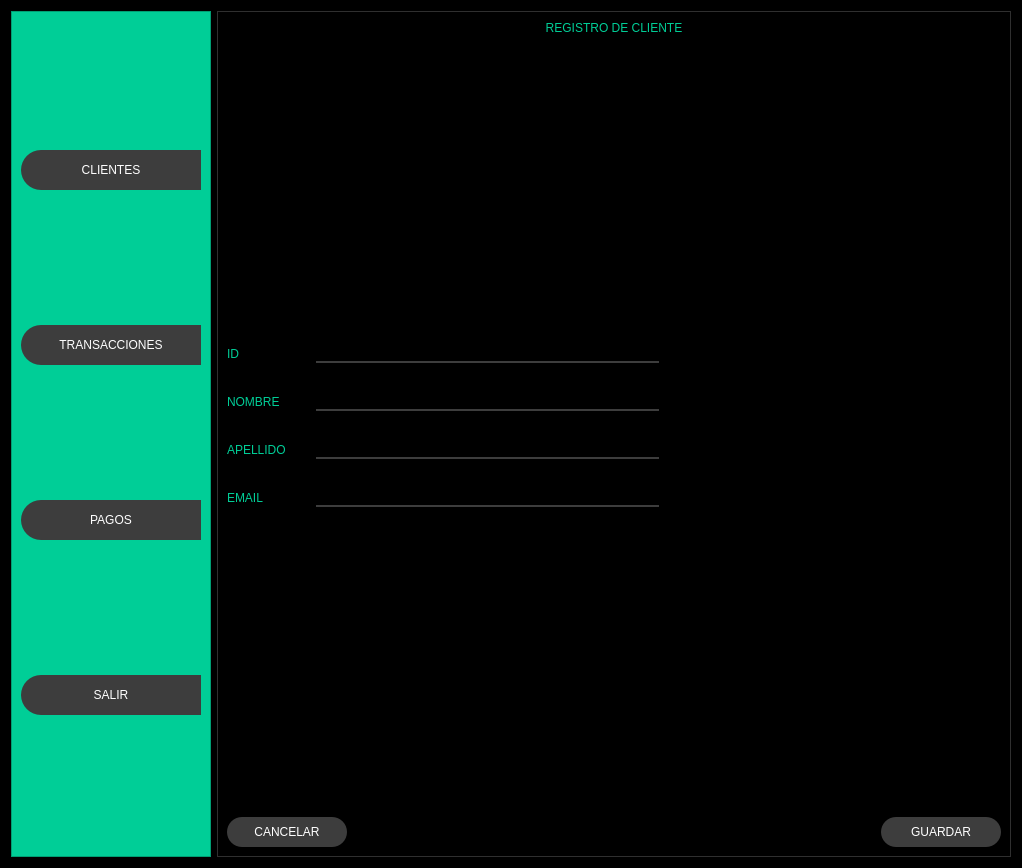
MartinFernandezSantia/AplicacionPyThonPyQT6, file Front/Proyecto_Inmobiliaria.ui: the form before one commit.
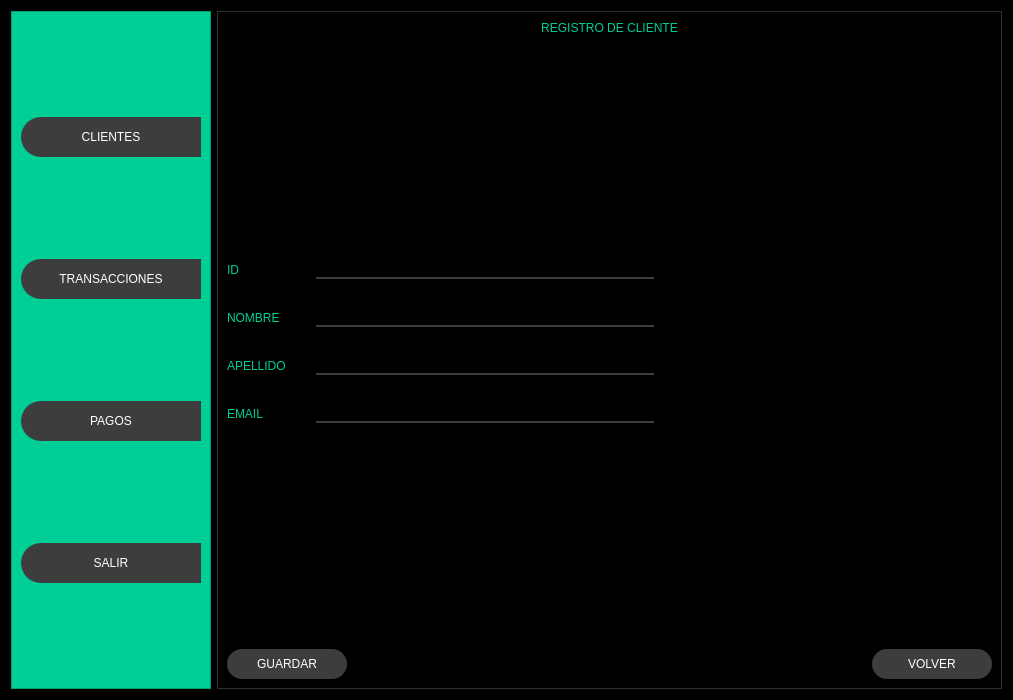
The form after the commit. The open tabs and pages were chosen to show the change. Icons and pictures are not drawn.

Commit message: Se agrego iconos y Line Edit con sombra

What changed in the file:
```diff
--- a/Front/Proyecto_Inmobiliaria.ui
+++ b/Front/Proyecto_Inmobiliaria.ui
@@ -6,14 +6,14 @@
    <rect>
     <x>0</x>
     <y>0</y>
-    <width>1022</width>
-    <height>868</height>
+    <width>1013</width>
+    <height>700</height>
    </rect>
   </property>
   <property name="minimumSize">
    <size>
     <width>900</width>
-    <height>868</height>
+    <height>700</height>
    </size>
   </property>
   <property name="sizeIncrement">
@@ -254,6 +254,12 @@
     font: 77 10pt &quot;Arial Black&quot;;
 }
 
+QPushButton:hover {
+    background-color: white;
+    color: rgb(0, 0, 0);
+    font: 77 10pt &quot;Arial Black&quot;;
+}
+
 QTableWidget {
     background-color: rgb(255, 255, 255);
     color: rgb(0, 0, 0);
@@ -298,6 +304,15 @@
              </property>
              <item>
               <widget class="QStackedWidget" name="stackedWidget">
+               <property name="enabled">
+                <bool>true</bool>
+               </property>
+               <property name="sizePolicy">
+                <sizepolicy hsizetype="Preferred" vsizetype="Preferred">
+                 <horstretch>0</horstretch>
+                 <verstretch>0</verstretch>
+                </sizepolicy>
+               </property>
                <property name="minimumSize">
                 <size>
                  <width>120</width>
@@ -305,7 +320,9 @@
                 </size>
                </property>
                <property name="styleSheet">
-                <string notr="true"/>
+                <string notr="true">QLineEdit{
+border-bottom: 2px solid rgb(61, 61, 61);
+}</string>
                </property>
                <property name="currentIndex">
                 <number>4</number>
@@ -3456,32 +3473,6 @@
                  </item>
                  <item>
                   <layout class="QHBoxLayout" name="horizontalLayout_6">
-                   <item>
-                    <widget class="QPushButton" name="bt_Cancelar_Cliente">
-                     <property name="minimumSize">
-                      <size>
-                       <width>120</width>
-                       <height>30</height>
-                      </size>
-                     </property>
-                     <property name="text">
-                      <string>CANCELAR</string>
-                     </property>
-                    </widget>
-                   </item>
-                   <item>
-                    <spacer name="horizontalSpacer_8">
-                     <property name="orientation">
-                      <enum>Qt::Orientation::Horizontal</enum>
-                     </property>
-                     <property name="sizeHint" stdset="0">
-                      <size>
-                       <width>40</width>
-                       <height>20</height>
-                      </size>
-                     </property>
-                    </spacer>
-                   </item>
                    <item>
                     <widget class="QPushButton" name="bt_Aceptar_Cliente">
                      <property name="minimumSize">
@@ -3492,6 +3483,40 @@
                      </property>
                      <property name="text">
                       <string>GUARDAR</string>
+                     </property>
+                     <property name="icon">
+                      <iconset>
+                       <normaloff>img/save.svg</normaloff>img/save.svg</iconset>
+                     </property>
+                    </widget>
+                   </item>
+                   <item>
+                    <spacer name="horizontalSpacer_8">
+                     <property name="orientation">
+                      <enum>Qt::Orientation::Horizontal</enum>
+                     </property>
+                     <property name="sizeHint" stdset="0">
+                      <size>
+                       <width>40</width>
+                       <height>20</height>
+                      </size>
+                     </property>
+                    </spacer>
+                   </item>
+                   <item>
+                    <widget class="QPushButton" name="bt_volver_cliente">
+                     <property name="minimumSize">
+                      <size>
+                       <width>120</width>
+                       <height>30</height>
+                      </size>
+                     </property>
+                     <property name="text">
+                      <string>VOLVER</string>
+                     </property>
+                     <property name="icon">
+                      <iconset>
+                       <normaloff>img/corner-down-left.svg</normaloff>img/corner-down-left.svg</iconset>
                      </property>
                     </widget>
                    </item>
```
Left out of the diff: 440 changed lines with no effect on the pictures. The commit also changes 8 other files.
